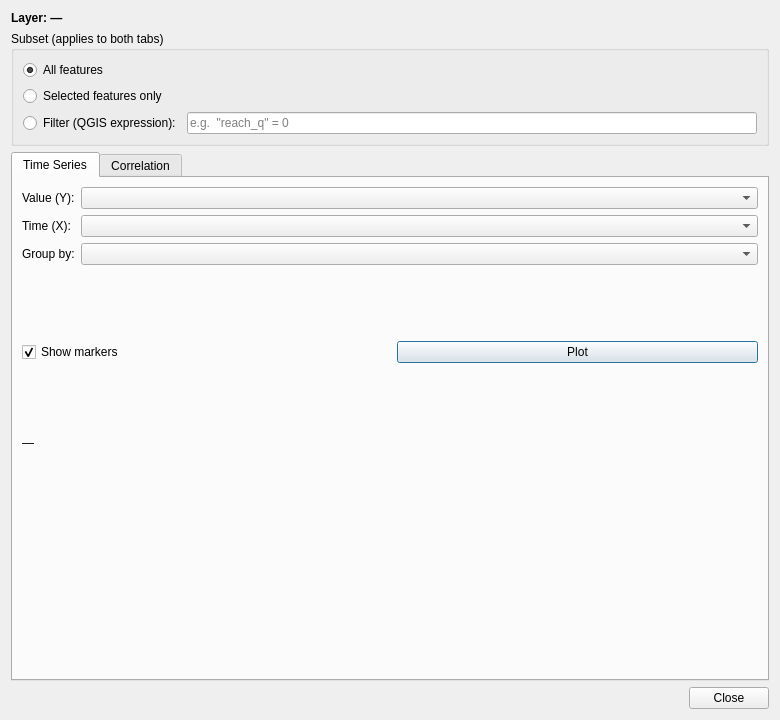
Qt form src/statistics_dialog.ui (0xNima/QSWOT) before a commit.
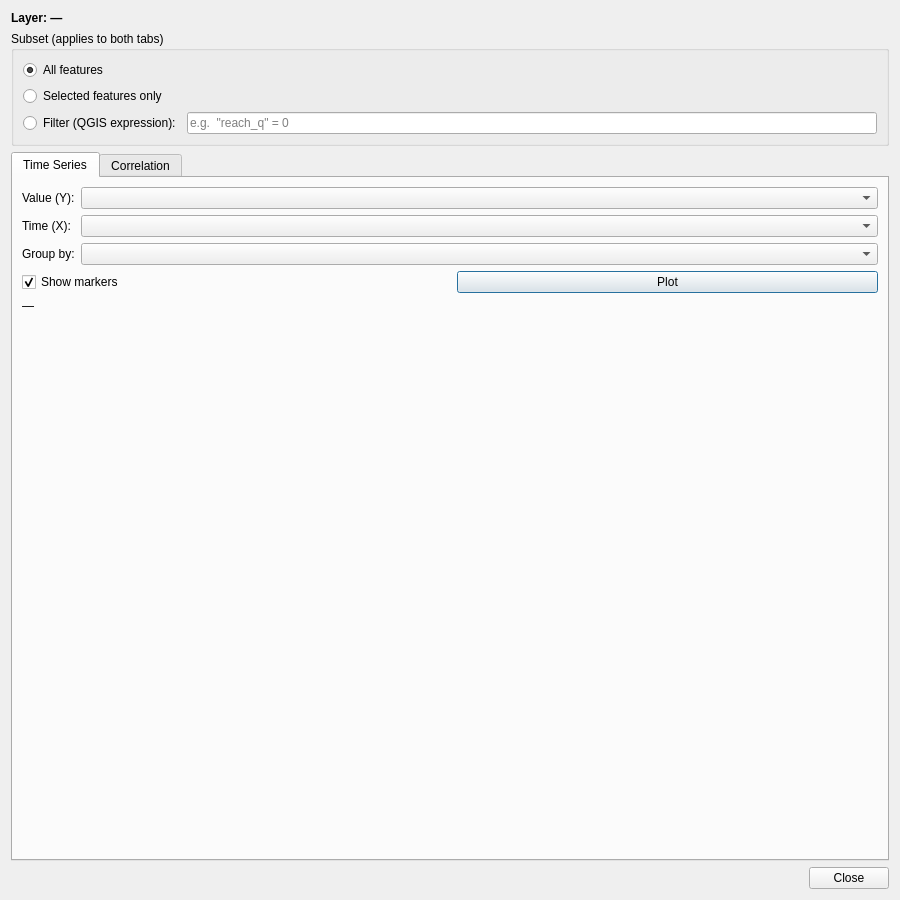
The same form after that commit.

Commit message: support zoom-in/out with scroll

Diff of the .ui file:
```diff
--- a/src/statistics_dialog.ui
+++ b/src/statistics_dialog.ui
@@ -3,7 +3,10 @@
  <class>StatisticsDialog</class>
  <widget class="QDialog" name="StatisticsDialog">
   <property name="geometry">
-   <rect><x>0</x><y>0</y><width>780</width><height>720</height></rect>
+   <rect><x>0</x><y>0</y><width>900</width><height>900</height></rect>
+  </property>
+  <property name="minimumSize">
+   <size><width>700</width><height>700</height></size>
   </property>
   <property name="windowTitle"><string>Statistics</string></property>
   <layout class="QVBoxLayout" name="main_layout">
@@ -80,6 +83,15 @@
        </item>
        <item>
         <widget class="QWidget" name="ts_plot_host">
+         <property name="minimumSize">
+          <size><width>0</width><height>480</height></size>
+         </property>
+         <property name="sizePolicy">
+          <sizepolicy hsizetype="Expanding" vsizetype="Expanding">
+           <horstretch>1</horstretch>
+           <verstretch>1</verstretch>
+          </sizepolicy>
+         </property>
          <layout class="QVBoxLayout" name="ts_plot_layout"/>
         </widget>
        </item>
```
Left out of the diff: 9 changed lines with no effect on the pictures. The commit also changes 1 other file.
